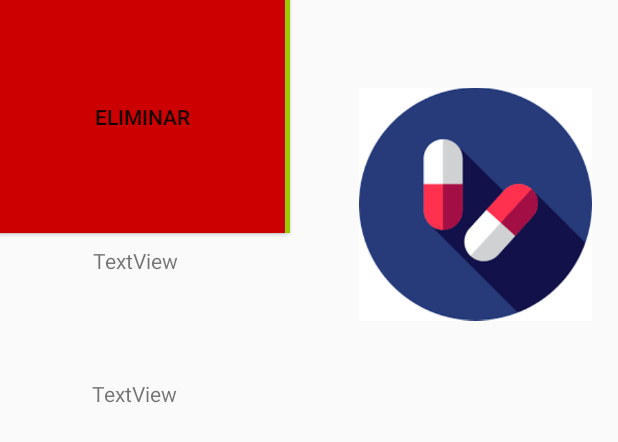
After one commit to hdsalazar9/LosLinces-DesarrolloParaMoviles, an Android app: the layout fragmento_tomar_medicamento.xml on its own in the app's theme, with its tools: preview values and no code run, on a phone screen of 412 x 824 dp. The commit adds this screen. Shown: the top 442 px of the screen. Run offline under Robolectric (Android 15) with nearby library versions, the phone set to English and light mode, and no system bars.

Commit message:
Fragmentos medicamento

```diff
--- /dev/null
+++ b/app/src/main/res/layout/fragmento_tomar_medicamento.xml
@@ -0,0 +1,92 @@
+<android.support.constraint.ConstraintLayout xmlns:android="http://schemas.android.com/apk/res/android"
+    xmlns:app="http://schemas.android.com/apk/res-auto"
+    xmlns:tools="http://schemas.android.com/tools"
+    android:layout_width="match_parent"
+    android:layout_height="match_parent"
+    tools:context="itesm.mx.saludintegral.fragments.FragmentoTomarMedicamento">
+
+    <!-- TODO: Update blank fragment layout -->
+
+
+    <TextView
+        android:id="@+id/textView_nombre"
+        android:layout_width="152dp"
+        android:layout_height="21dp"
+        android:layout_marginBottom="8dp"
+        android:layout_marginEnd="8dp"
+        android:layout_marginStart="8dp"
+        android:layout_marginTop="8dp"
+        android:text="TextView"
+        app:layout_constraintBottom_toBottomOf="parent"
+        app:layout_constraintEnd_toEndOf="parent"
+        app:layout_constraintHorizontal_bias="0.226"
+        app:layout_constraintStart_toStartOf="parent"
+        app:layout_constraintTop_toTopOf="parent"
+        app:layout_constraintVertical_bias="0.09" />
+
+    <TextView
+        android:id="@+id/textView_tiempo"
+        android:layout_width="93dp"
+        android:layout_height="23dp"
+        android:layout_marginBottom="8dp"
+        android:layout_marginEnd="8dp"
+        android:layout_marginStart="8dp"
+        android:layout_marginTop="8dp"
+        android:text="TextView"
+        app:layout_constraintBottom_toBottomOf="parent"
+        app:layout_constraintEnd_toEndOf="parent"
+        app:layout_constraintHorizontal_bias="0.178"
+        app:layout_constraintStart_toStartOf="parent"
+        app:layout_constraintTop_toTopOf="parent"
+        app:layout_constraintVertical_bias="0.199" />
+
+    <TextView
+        android:id="@+id/textView_periodo"
+        android:layout_width="69dp"
+        android:layout_height="24dp"
+        android:layout_marginBottom="8dp"
+        android:layout_marginEnd="8dp"
+        android:layout_marginStart="8dp"
+        android:layout_marginTop="8dp"
+        android:text="TextView"
+        app:layout_constraintBottom_toBottomOf="parent"
+        app:layout_constraintEnd_toEndOf="parent"
+        app:layout_constraintHorizontal_bias="0.163"
+        app:layout_constraintStart_toStartOf="parent"
+        app:layout_constraintTop_toTopOf="parent"
+        app:layout_constraintVertical_bias="0.312" />
+
+    <ImageView
+        android:id="@+id/imageView"
+        android:layout_width="155dp"
+        android:layout_height="160dp"
+        android:layout_marginBottom="8dp"
+        android:layout_marginEnd="8dp"
+        android:layout_marginStart="8dp"
+        android:layout_marginTop="8dp"
+        android:src="@drawable/medicina_icon"
+        app:layout_constraintBottom_toBottomOf="parent"
+        app:layout_constraintEnd_toEndOf="parent"
+        app:layout_constraintHorizontal_bias="0.962"
+        app:layout_constraintStart_toStartOf="parent"
+        app:layout_constraintTop_toTopOf="parent"
+        app:layout_constraintVertical_bias="0.074" />
+
+    <Button
+        android:id="@+id/button_ingerido"
+        android:layout_width="193dp"
+        android:layout_height="155dp"
+        android:background="@android:color/holo_green_light"
+        android:text="@string/fragment_tomar_medicamento_ingerido"
+        tools:layout_editor_absoluteX="0dp"
+        tools:layout_editor_absoluteY="353dp" />
+
+    <Button
+        android:id="@+id/button_borrar"
+        android:layout_width="190dp"
+        android:layout_height="155dp"
+        android:background="@android:color/holo_red_dark"
+        android:text="@string/fragment_tomar_medicamento_eliminar"
+        tools:layout_editor_absoluteX="193dp"
+        tools:layout_editor_absoluteY="353dp" />
+</android.support.constraint.ConstraintLayout>
--- a/app/src/main/res/values/strings.xml
+++ b/app/src/main/res/values/strings.xml
@@ -1,3 +1,5 @@
 <resources>
     <string name="app_name">Salud Integral</string>
+    <string name="fragment_tomar_medicamento_ingerido">Ya la ingerí</string>
+    <string name="fragment_tomar_medicamento_eliminar">Eliminar</string>
 </resources>
```
Also changed, not shown: app/src/main/java/itesm/mx/saludintegral/adapters/MedicamentoAdapter.java (added, +79 -0 lines), app/src/main/java/itesm/mx/saludintegral/fragments/FragmentoMedicamento.java (added, +135 -0 lines), app/src/main/java/itesm/mx/saludintegral/fragments/FragmentoTomarMedicamento.java (added, +137 -0 lines), app/src/main/res/layout/content_frag_medicamento.xml (added, +11 -0 lines), app/src/main/res/layout/fragmento_medicamento.xml (added, +19 -0 lines), app/src/main/res/layout/medicamento_row.xml (added, +34 -0 lines).
